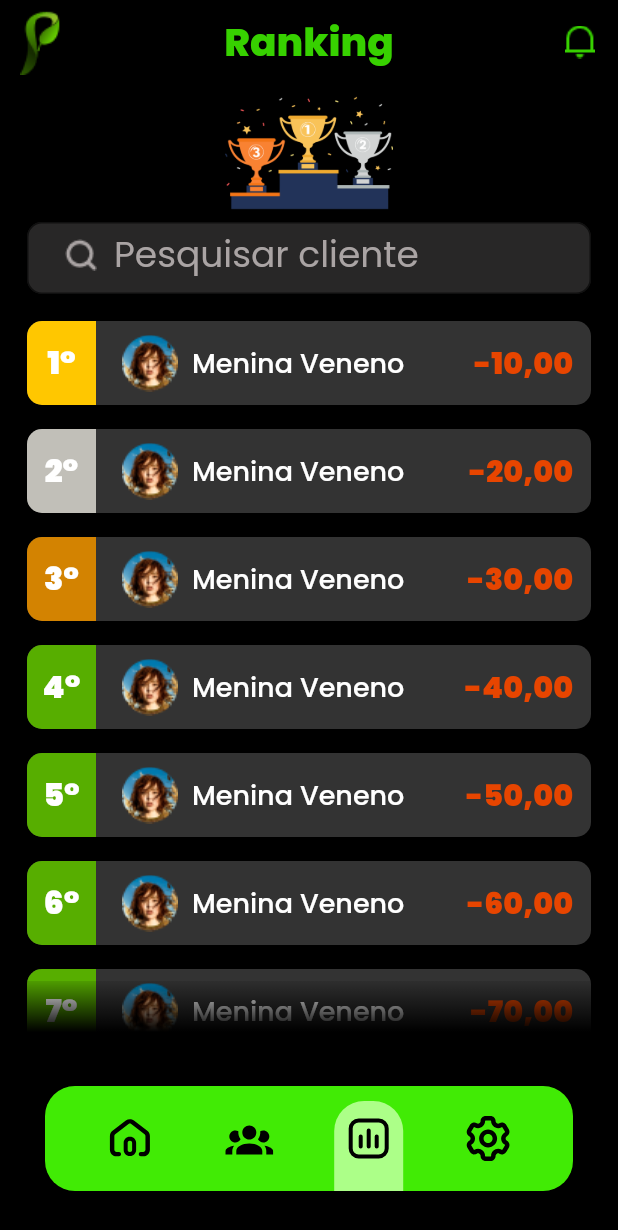
After one commit to hiagozavarize/prosper_app, a Flutter app: the Ranking screen opened by its route, on a phone screen of 412 x 824 dp. The commit adds this screen. Shown: the top 1230 px of the screen. Run offline on Flutter 3.47's test engine with Material 3 defaults, Android fonts, the phone set to English and light mode, and no system bars; our stand-ins replace flutter_animate, flutter_svg, google_fonts.

Commit message:
feat: add costumers list and navbar navigation

```diff
--- a/lib/carrosel.dart
+++ b/lib/carrosel.dart
@@ -11,7 +11,7 @@ class Carrosel extends StatefulWidget {
 }
 
 class _CarroselState extends State<Carrosel> {
-  PageController _pageController = PageController();
+  final PageController _pageController = PageController();
   int _currentPage = 0;
 
   final List<Widget> _pages = [
@@ -77,7 +77,7 @@ class _CarroselState extends State<Carrosel> {
     if (_currentPage < _pages.length - 1) {
       _pageController.animateToPage(
         ++_currentPage,
-        duration: Duration(milliseconds: 300),
+        duration: const Duration(milliseconds: 300),
         curve: Curves.easeInOut,
       );
     } else {
--- a/lib/gif_screen.dart
+++ b/lib/gif_screen.dart
@@ -5,7 +5,9 @@ import 'package:prosper/welcome.dart';
 
 class GifScreen extends StatefulWidget {
   static const String screenName = "/gif";
-  const GifScreen({super.key});
+  final int selectedIndex;
+
+  const GifScreen({Key? key, this.selectedIndex = 0}) : super(key: key);
 
   @override
   _GifScreenState createState() => _GifScreenState();
--- a/lib/main.dart
+++ b/lib/main.dart
@@ -2,6 +2,7 @@ import 'package:flutter/material.dart';
 import 'package:google_fonts/google_fonts.dart';
 import 'package:prosper/carrosel.dart';
 import 'package:prosper/gif_screen.dart';
+import 'package:prosper/ranking.dart';
 import 'package:prosper/utils/app_colors.dart';
 import 'package:prosper/utils/common.dart';
 import 'package:prosper/welcome.dart';
@@ -19,9 +20,11 @@ class ProsperApp extends StatelessWidget {
       navigatorKey: navigatorKey,
       initialRoute: GifScreen.screenName,
       routes: {
-        GifScreen.screenName: (_) => const GifScreen(),
-        Welcome.screenName: (_) => const Welcome(),
-        Carrosel.screenName: (_) => const Carrosel(),
+        //colocar todas rotas para as outras páginas aqui:
+        GifScreen.screenName: (context) => const GifScreen(),
+        Welcome.screenName: (context) => const Welcome(),
+        Carrosel.screenName: (context) => const Carrosel(),
+        Ranking.screenName: (context) => const Ranking(),
       },
       theme: ThemeData(
         textTheme: GoogleFonts.poppinsTextTheme(),
--- /dev/null
+++ b/lib/ranking.dart
@@ -0,0 +1,189 @@
+import 'dart:ui';
+
+import 'package:flutter/cupertino.dart';
+import 'package:flutter/material.dart';
+import 'package:flutter/widgets.dart';
+import 'package:prosper/utils/app_colors.dart';
+import 'package:prosper/utils/app_images.dart';
+import 'package:prosper/utils/utils.dart';
+import 'package:prosper/widgets/nav_bar.dart';
+
+class Ranking extends StatelessWidget {
+  static const String screenName = "/ranking";
+  final int selectedIndex;
+
+  const Ranking({Key? key, this.selectedIndex = 2}) : super(key: key);
+
+  @override
+  Widget build(BuildContext context) {
+    return Scaffold(
+      appBar: AppBar(
+        leading: Image.asset(AppImages.logozinha),
+        title: const Text(
+          'Ranking',
+          style: TextStyle(
+            color: Color(0xFF37D100),
+            fontSize: 26,
+            fontWeight: FontWeight.w800,
+          ),
+        ),
+        actions: [
+          Image.asset(AppImages.nonotification),
+        ],
+        centerTitle: true,
+        backgroundColor: Colors.transparent,
+        elevation: 0,
+      ),
+      body: Stack(
+        children: [
+          Padding(
+            padding: const EdgeInsets.only(left: 18, right: 18),
+            child: Column(
+              mainAxisAlignment: MainAxisAlignment.center,
+              crossAxisAlignment: CrossAxisAlignment.center,
+              children: [
+                SizedBox(
+                  child: Image.asset(
+                    AppImages.trofeus,
+                    height: 92,
+                    width: 140,
+                    fit: BoxFit.fitWidth,
+                  ),
+                ),
+                TextField(
+                  decoration: InputDecoration(
+                    prefixIcon: Padding(
+                      padding: const EdgeInsets.only(left: 24, right: 10),
+                      child: Container(
+                        padding: const EdgeInsets.only(bottom: 4.0),
+                        child: Image.asset(
+                          AppImages.search,
+                          width: 24,
+                          height: 24,
+                        ),
+                      ),
+                    ),
+                    labelText: 'Pesquisar cliente',
+                    labelStyle: TextStyle(
+                      color: Color(0xFFAAA4A4),
+                      fontSize: 24,
+                    ),
+                    filled: true,
+                    fillColor: Color(0xFF282727),
+                    border: OutlineInputBorder(borderRadius: BorderRadius.circular(10)),
+                    focusedBorder: OutlineInputBorder(
+                      gapPadding: 8.0,
+                      borderRadius: BorderRadius.circular(10),
+                      borderSide: BorderSide(color: AppColors.primaryColor),
+                    ),
+                    contentPadding: const EdgeInsets.symmetric(vertical: 10, horizontal: 16),
+                  ),
+                ),
+                SizedBox(height: 10), // Adicione um SizedBox para o espaçamento
+                Expanded(
+                  child: Stack(
+                    children: [
+                      ListView.builder(
+                        itemCount: 20,
+                        itemBuilder: (context, index) {
+                          // Defina uma lista com cores para os 3 primeiros itens
+                          final List<Color> leadingColors = [
+                            Color(0xFFFFC700),    // Cor para o 1º item
+                            Color(0XFFC1BFB8),  // Cor para o 2º item
+                            Color(0xFFD38301),   // Cor para o 3º item
+                          ];
+                          Color leadingColor = index < 3
+                              ? leadingColors[index]
+                              : AppColors.primaryColor;
+
+                          return Container(
+                            margin: EdgeInsets.symmetric(vertical: 8.0),
+                            decoration: BoxDecoration(
+                              color: Color(0xFF333333),
+                              borderRadius: BorderRadius.circular(10.0),
+                            ),
+                            child: SizedBox(
+                              height: 56,
+                              child: ListTile(
+                                contentPadding: EdgeInsets.only(right: 12,),
+                                leading: Container(
+                                  width: 46,
+                                  height: 60,
+                                  alignment: Alignment.center,
+                                  decoration: BoxDecoration(
+                                    color: leadingColor,
+                                    borderRadius: const BorderRadius.only(
+                                      topLeft: Radius.circular(10),
+                                      bottomLeft: Radius.circular(10),
+                                    ),
+                                  ),
+                                  child: Text(
+                                    '${index + 1}°',
+                                    style: const TextStyle(
+                                      color: Colors.white,
+                                      fontSize: 21,
+                                      fontWeight: FontWeight.w900,
+                                    ),
+                                  ),
+                                ),
+                                title: Row(
+                                  children: [
+                                    Image.asset(
+                                      AppImages.imgCliente,
+                                      width: 40,
+                                      height: 40,
+                                    ),
+                                    const SizedBox(width: 8),
+                                    const Expanded(
+                                      child: Text(
+                                        'Menina Veneno',
+                                        style: TextStyle(
+                                          fontSize: 18,
+                                          fontWeight: FontWeight.w500,
+                                        ),
+                                      ),
+                                    ),
+                                  ]
+                                ),
+                                trailing: Text(
+                                  " -${index * 10 + 10},00",
+                                  style: const TextStyle(
+                                    color: Color(0xFFE74500),
+                                    fontSize: 20,
+                                    fontWeight: FontWeight.w900,
+                                  ),
+                                ),
+                                textColor: Colors.white,
+                              ),
+                            ),
+                          );
+                        },
+                      ),
+                      Positioned(
+                        bottom: 0,
+                        left: 0,
+                        right: 0,
+                        child: Container(
+                          height: 40, // Ajuste a altura conforme necessário
+                          decoration: BoxDecoration(
+                            gradient: LinearGradient(
+                              colors: [Colors.black.withOpacity(0.1), Colors.black],
+                              begin: Alignment.topCenter,
+                              end: Alignment.bottomCenter,
+                              stops: [0.0, 0.85], // Ajuste o ponto onde a opacidade começa a mudar
+                            ),
+                          ),
+                        ),
+                      ),
+                    ],
+                  ),
+                ),
+              ],
+            ),
+          ),
+        ],
+      ),
+      bottomNavigationBar: NavBar(selectedIndex: selectedIndex),
+    );
+  }
+}
--- a/lib/utils/app_colors.dart
+++ b/lib/utils/app_colors.dart
@@ -4,4 +4,5 @@ abstract class AppColors {
   static Color get primaryColor => const Color.fromARGB(255, 87, 174, 0);
   static Color get scaffoldBackGroundColor =>
       const Color.fromARGB(255, 0, 0, 0);
+  static Color get navBarColor => const Color(0xFF41EB05);
 }
--- a/lib/utils/app_images.dart
+++ b/lib/utils/app_images.dart
@@ -4,4 +4,11 @@ abstract class AppImages {
   static const String illustration1 = "lib/assets/illustration01.png";
   static const String illustration2 = "lib/assets/illustration02.png";
   static const String illustration3 = "lib/assets/illustration03.png";
+  static const String googleLogo = "lib/assets/google_icon.png";
+  static const String trofeus = "lib/assets/trofeus.png";
+  static const String logozinha = "lib/assets/logozinha.png";
+  static const String nonotification = "lib/assets/nonotificacao.png";
+  static const String comnotification = "lib/assets/comnotificacaon.png";
+  static const String search = "lib/assets/search.png";
+  static const String imgCliente = "lib/assets/imagens_cliente.png";
 }
--- /dev/null
+++ b/lib/widgets/nav_bar.dart
@@ -0,0 +1,122 @@
+import 'package:flutter/material.dart';
+import 'package:flutter/widgets.dart';
+import 'package:flutter_svg/flutter_svg.dart';
+import 'package:prosper/gif_screen.dart';
+import 'package:prosper/ranking.dart';
+
+const Color navBarColor = Color(0xFF41EB05);
+
+final List<String> navItems = [
+  'lib/assets/home.svg',
+  'lib/assets/clientes.svg',
+  'lib/assets/balance.svg',
+  'lib/assets/gear.svg',
+];
+
+class NavBar extends StatefulWidget {
+  final int selectedIndex;
+  const NavBar({Key? key, this.selectedIndex = 0}) : super(key: key);
+
+  @override
+  State<NavBar> createState() => _NavBarState();
+}
+
+class _NavBarState extends State<NavBar> {
+  late int _selectedIndex;
+
+  @override
+  void initState() {
+    super.initState();
+    _selectedIndex = widget.selectedIndex;
+  }
+  void _onNavItemTapped(int index) {
+    if (_selectedIndex == index) {
+      return;
+    }
+    setState(() {
+    _selectedIndex = index;
+  });
+
+  switch (index) {
+      case 0:
+        Navigator.pushReplacement(
+          context,
+          MaterialPageRoute(builder: (context) => GifScreen(selectedIndex: index)),
+        );
+        break;
+      case 1:
+        Navigator.pushReplacementNamed(context, '/clientes');
+        break;
+      case 2:
+        Navigator.pushReplacement(
+          context,
+          MaterialPageRoute(builder: (context) => Ranking(selectedIndex: index)),
+        );
+        break;
+      case 3:
+        Navigator.pushReplacementNamed(context, '/settings');
+        break;
+      default:
+        break;
+    }
+  }
+
+
+  @override
+  Widget build(BuildContext context) {
+    return  _buildNavBar();
+  }
+
+  Widget _buildNavBar() {
+    return Padding(
+      padding: const EdgeInsets.all(30.0),
+      child: Material(
+        borderRadius: BorderRadius.circular(20),
+        color: Colors.transparent,
+        elevation: 10,
+        child: Container(
+          width: 46 * 18, // Largura total da barra
+          height: 70,     // Altura total da barra
+          decoration: BoxDecoration(
+            color: navBarColor,
+            borderRadius: BorderRadius.circular(20),
+          ),
+          child: Row(
+            mainAxisAlignment: MainAxisAlignment.spaceEvenly,
+            crossAxisAlignment: CrossAxisAlignment.center,
+            children: List.generate(
+              navItems.length,
+              (index) => GestureDetector(
+                onTap: () => _onNavItemTapped(index),
+                child: Container(
+                  padding: EdgeInsets.only(bottom: 10),
+                  margin: EdgeInsets.only(top: 10),
+                  width: 46,
+                  height: 70, // Altura da caixa de seleção
+                  decoration: BoxDecoration(
+                    color: _selectedIndex == index
+                        ? Color(0xFFACFF88)
+                        : Colors.transparent,
+                    borderRadius: BorderRadius.only(
+                      topLeft: Radius.circular(20),
+                      topRight: Radius.circular(20),
+                    ), // Ajuste o valor conforme necessário
+                  ),
+                  child: Center(
+                    child: SvgPicture.asset(
+                      navItems[index],
+                      width: 32, // Largura do ícone
+                      height: 32, // Altura do ícone para garantir proporção fixa
+                      fit: BoxFit.contain,
+
+                    ),
+                  ),
+                ),
+              ),
+            ),
+          ),
+        ),
+      ),
+    );
+  }
+}
--- a/pubspec.yaml
+++ b/pubspec.yaml
@@ -37,6 +37,7 @@ dependencies:
   google_fonts: ^6.2.1
   flutter_animate: ^4.5.0
   video_player: ^2.9.1
+  flutter_svg: ^2.0.10+1
 
 dev_dependencies:
   flutter_test:
```
Also changed, not shown: lib/assets/balance.svg (added), lib/assets/clientes.svg (added), lib/assets/comnotificacao.png (added), lib/assets/gear.svg (added), lib/assets/home.svg (added), lib/assets/imagens_cliente.png (added), lib/assets/logozinha.png (added), lib/assets/nonotificacao.png (added), lib/assets/search.png (added), lib/assets/trofeus.png (added), pubspec.lock.
